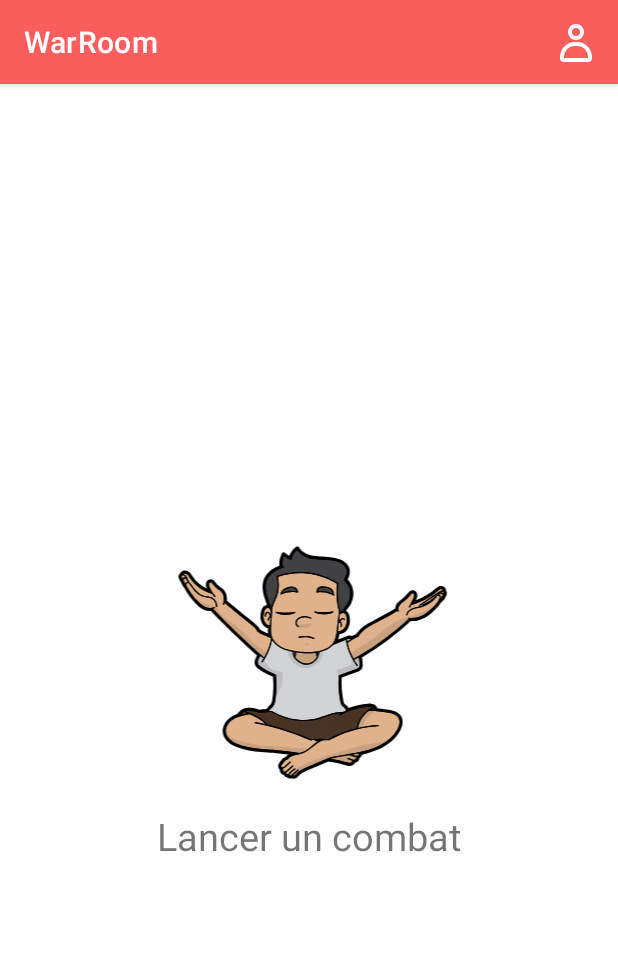
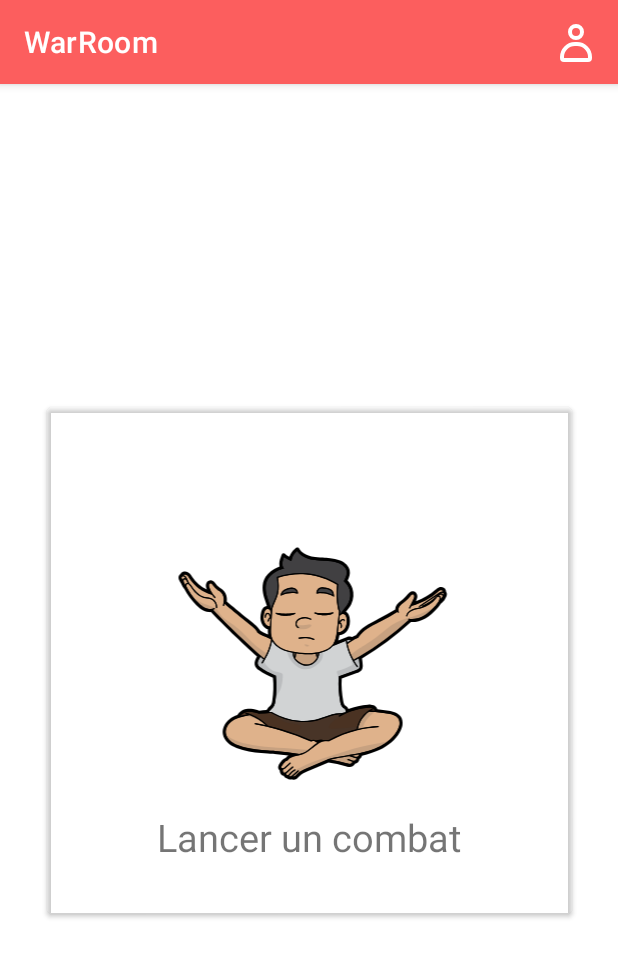
Before and after one commit to GetMetamorph/WarRoom, an Android app: the HomeActivity screen opened directly, with no data from a screen before it, on a phone screen of 412 x 824 dp. Shown: the top 957 px of the screen. Run offline under Robolectric (Android 15) with nearby library versions, the phone set to English and light mode, and no system bars.

Commit message:
add button center page

```diff
--- a/app/src/main/res/layout/activity_home.xml
+++ b/app/src/main/res/layout/activity_home.xml
@@ -42,8 +42,15 @@
             app:layout_constraintStart_toStartOf="parent"
             app:layout_constraintEnd_toEndOf="parent"/>
 
-
-
+        <Button
+            android:id="@+id/button"
+            android:layout_width="350dp"
+            android:layout_height="350dp"
+            android:backgroundTint="#00FFFFFF"
+            app:layout_constraintBottom_toBottomOf="parent"
+            app:layout_constraintEnd_toEndOf="parent"
+            app:layout_constraintStart_toStartOf="parent"
+            app:layout_constraintTop_toTopOf="parent" />
 
 
     </androidx.constraintlayout.widget.ConstraintLayout>
```
